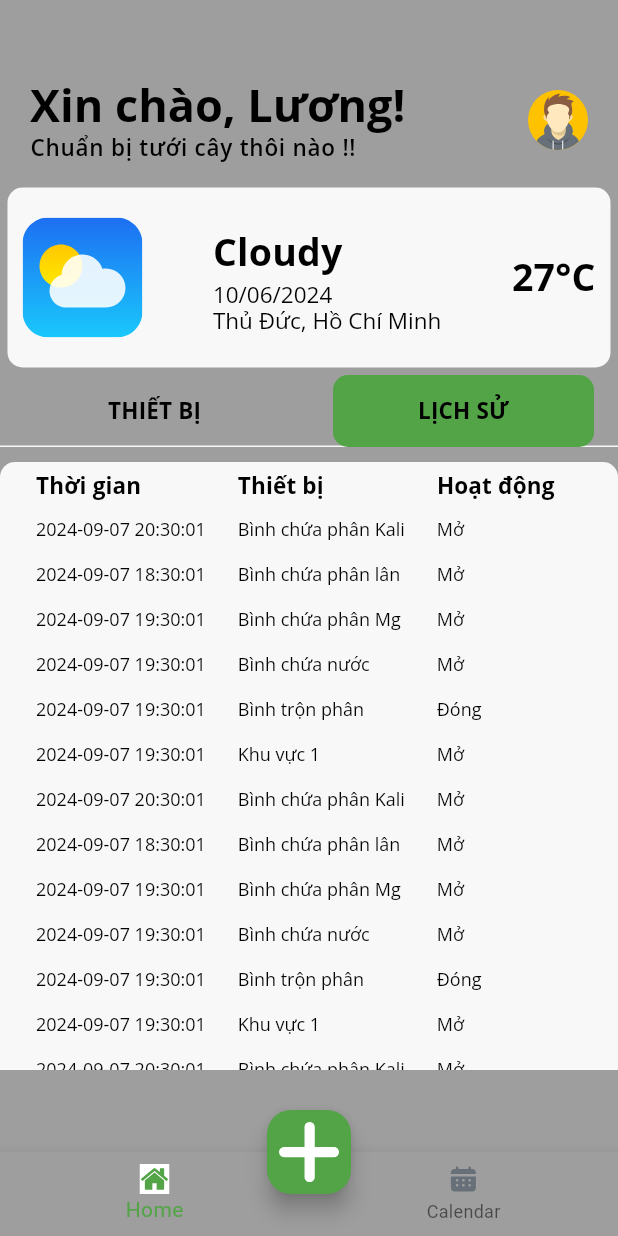
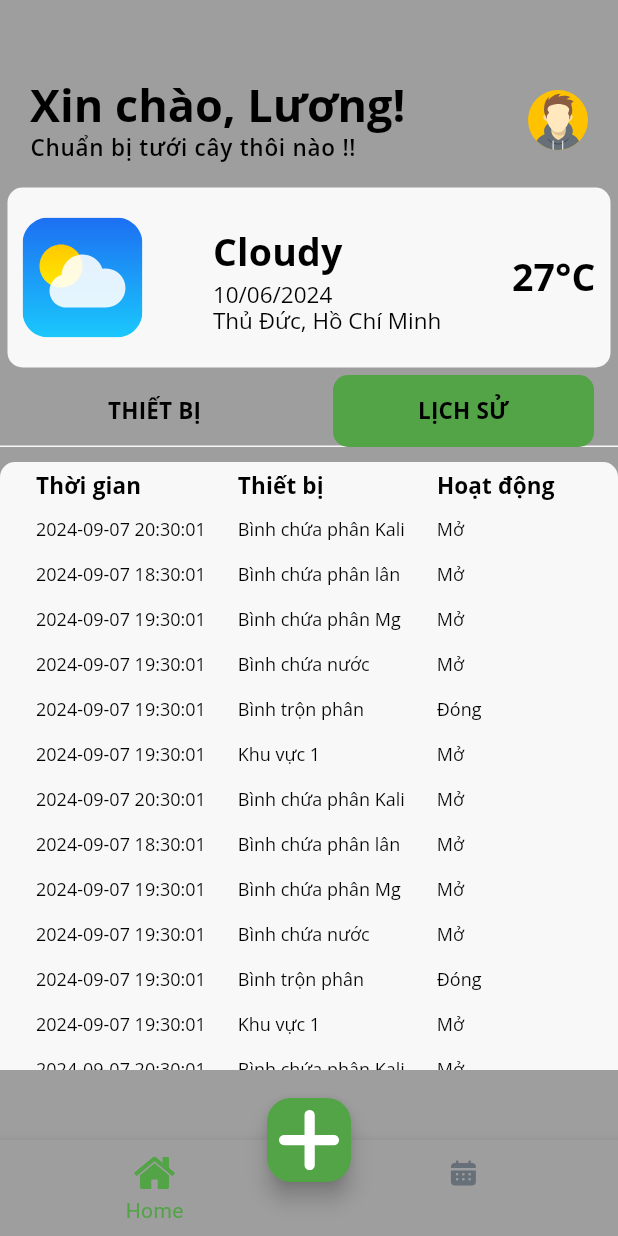
Before and after one commit to hoangluong202/iot-irrigation, a Flutter app: the screen it shows after launch, on a phone screen of 412 x 824 dp. Run offline on Flutter 3.47's test engine with Material 3 defaults, Android fonts, the phone set to English and light mode, and no system bars; our stand-ins replace flutter_svg.

Commit message:
fix(navbar): update op tap function

```diff
--- a/lib/constants/app_theme.dart
+++ b/lib/constants/app_theme.dart
@@ -24,7 +24,7 @@
       surface: Colors.grey,
       onSurface: Color(0xff52A447));
 
-  static const _light = FontWeight.w300;
+  // static const _light = FontWeight.w300;
   static const _regular = FontWeight.w400;
   static const _semiBold = FontWeight.w600;
   static const _bold = FontWeight.w700;
--- a/lib/constants/assets.dart
+++ b/lib/constants/assets.dart
@@ -15,8 +15,11 @@
   static const String waterImage = "assets/images/water.png";
   static const String mixerImage = "assets/images/mixer.png";
 
-  static const String homeIcon = "assets/icons/home.svg";
-  static const String calendarIcon = "assets/icons/calendar.svg";
+  static const String homeActiveIcon = "assets/icons/home-active.svg";
+  static const String homeInactiveIcon = "assets/icons/home-inactive.svg";
+  static const String calendarActiveIcon = "assets/icons/calendar-active.svg";
+  static const String calendarInactiveIcon =
+      "assets/icons/calendar-inactive.svg";
   static const String plusIcon = "assets/icons/plus.svg";
 
   static const Map<String, String> assetsDevice = {
--- a/lib/pages/home.dart
+++ b/lib/pages/home.dart
@@ -1,6 +1,4 @@
-import 'package:flutter/cupertino.dart';
 import 'package:flutter/material.dart';
-import 'package:flutter/widgets.dart';
 import 'package:iot_irrigation/components/tabbar-view.dart';
 import 'package:iot_irrigation/constants/assets.dart';
 import 'package:flutter_svg/flutter_svg.dart';
@@ -8,39 +6,59 @@
 class MyHomePage extends StatefulWidget {
   const MyHomePage({super.key});
 
-  // This widget is the home page of your application. It is stateful, meaning
-  // that it has a State object (defined below) that contains fields that affect
-  // how it looks.
-
-  // This class is the configuration for the state. It holds the values (in this
-  // case the title) provided by the parent (in this case the App widget) and
-  // used by the build method of the State. Fields in a Widget subclass are
-  // always marked "final".
-
   @override
   State<MyHomePage> createState() => _MyHomePageState();
 }
 
 class _MyHomePageState extends State<MyHomePage> {
-  int _counter = 0;
-
-  static String svgString = Assets.avatarIcon.toString();
-  void _incrementCounter() {
+  int _selectedIndex = 0;
+  void _onItemTapped(int index) {
     setState(() {
-      // This call to setState tells the Flutter framework that something has
-      // changed in this State, which causes it to rerun the build method below
-      // so that the display can reflect the updated values. If we changed
-      // _counter without calling setState(), then the build method would not be
-      // called again, and so nothing would appear to happen.
-      _counter++;
+      _selectedIndex = index;
     });
   }
 
   @override
   Widget build(BuildContext context) {
-    // final ThemeData theme = Theme.of(context);
     return Scaffold(
-      body: Column(
+      body: _selectedIndex == 0 ? _buildHome(context) : Text('Calendar'),
+      bottomNavigationBar: BottomNavigationBar(
+          selectedItemColor: Theme.of(context).colorScheme.primary,
+          unselectedItemColor: Theme.of(context).colorScheme.surface,
+          currentIndex: _selectedIndex,
+          onTap: (value) => {_onItemTapped(value)},
+          items: <BottomNavigationBarItem>[
+            BottomNavigationBarItem(
+                icon: SvgPicture.asset(
+                  Assets.homeInactiveIcon,
+                  width: 20,
+                  height: 20,
+                ),
+                activeIcon: SvgPicture.asset(
+                  Assets.homeActiveIcon,
+                  width: 30,
+                  height: 30,
+                ),
+                label: 'Home'),
+            BottomNavigationBarItem(
+                icon: SvgPicture.asset(Assets.calendarInactiveIcon,
+                    width: 20, height: 20),
+                activeIcon: SvgPicture.asset(Assets.calendarActiveIcon,
+                    width: 30, height: 30),
+                label: 'Calendar')
+          ]),
+      floatingActionButton: FloatingActionButton(
+        onPressed: () {
+          // Add your onPressed code here!
+        },
+        child: SvgPicture.asset(Assets.plusIcon),
+      ),
+      floatingActionButtonLocation: FloatingActionButtonLocation.centerDocked,
+    ); // This trailing comma makes auto-formatting nicer for build methods.
+  }
+
+  Widget _buildHome(BuildContext context) {
+    return Column(
         mainAxisAlignment: MainAxisAlignment.start,
         crossAxisAlignment: CrossAxisAlignment.center,
         children: <Widget>[
@@ -95,31 +113,10 @@
                         Text('Thủ Đức, Hồ Chí Minh',
                             style: Theme.of(context).textTheme.displayMedium),
                       ]),
-                    Text('27°C',
-                        style: Theme.of(context).textTheme.titleMedium),
+                  Text('27°C', style: Theme.of(context).textTheme.titleMedium),
                 ],
               )),
           TabBarComponent(),
-          ]),
-      bottomNavigationBar: BottomNavigationBar(items: <BottomNavigationBarItem>[
-        BottomNavigationBarItem(
-            icon: SvgPicture.asset(
-              Assets.homeIcon,
-              width: 20,
-              height: 20,
-            ),
-            label: 'Home'),
-        BottomNavigationBarItem(
-            icon: SvgPicture.asset(Assets.calendarIcon, width: 20, height: 20),
-            label: 'Calendar')
-      ]),
-      floatingActionButton: FloatingActionButton(
-        onPressed: () {
-          // Add your onPressed code here!
-        },
-        child: SvgPicture.asset(Assets.plusIcon),
-      ),
-      floatingActionButtonLocation: FloatingActionButtonLocation.centerDocked,
-    ); // This trailing comma makes auto-formatting nicer for build methods.
+        ]);
   }
 }
```
Also changed, not shown: assets/icons/calendar-active.svg (added), assets/icons/calendar-inactive.svg (renamed from assets/icons/calendar.svg), assets/icons/home-active.svg, assets/icons/home-inactive.svg (added). Lines whose indentation alone changed are shown as unchanged.
